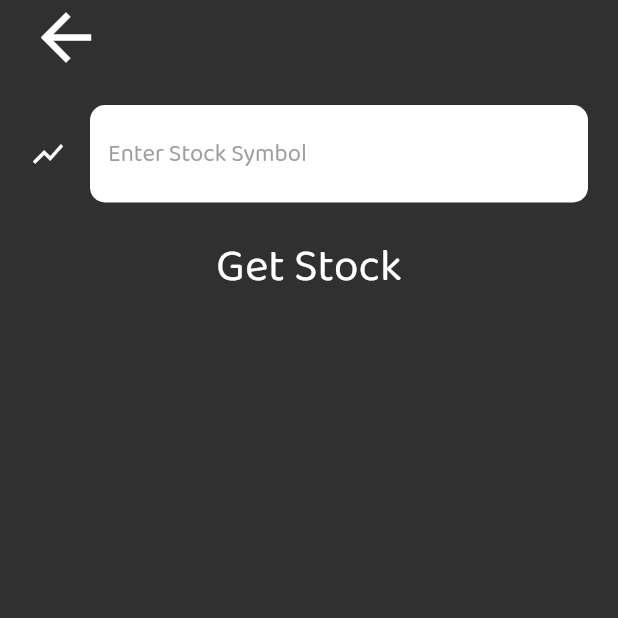
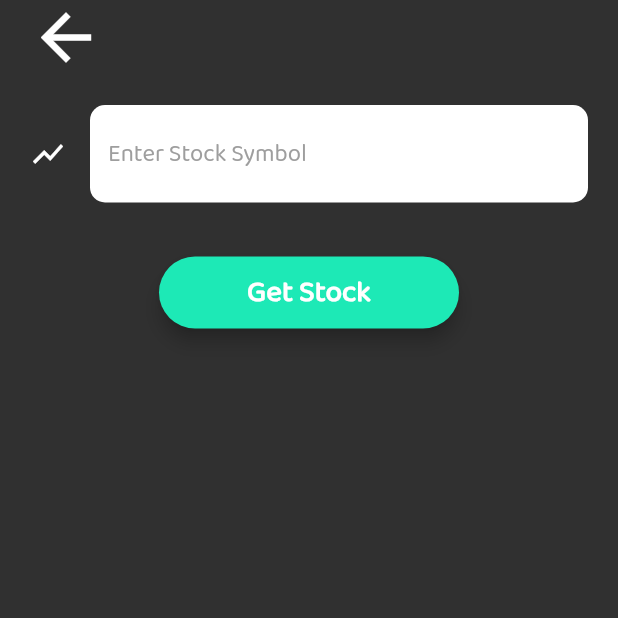
Before and after one commit to tzcliff/Stock-Ticker, a Flutter app: the SearchStockScreen screen opened by its route, on a phone screen of 412 x 824 dp, the top half of it. Run offline on Flutter 3.47's test engine with Material 2 defaults, Android fonts, the phone set to English and light mode, and no system bars; drawn by our look-alikes of flutter_typeahead; our stand-ins replace animated_text_kit, firebase_auth, modal_progress_hud, syncfusion_flutter_charts; accounts and stored records are empty.

Commit message:
model creation and Redesign get stock button

```diff
--- a/flutter_module/lib/screens/model_screen.dart
+++ b/flutter_module/lib/screens/model_screen.dart
@@ -40,7 +40,9 @@ class ModelScreen extends StatelessWidget {
           child: ListView.builder(
             itemCount: Provider.of<ModelData>(context).modelsCount,
             itemBuilder: (context, index) {
-              final model = Provider.of<ModelData>(context).models[index];
+              //print(Provider.of<ModelData>(context).modelsCount);
+              final Model model = Provider.of<ModelData>(context).models[index];
+              //print(model.name);
               return ModelItem(name: model.name);
             },
           ),
--- a/flutter_module/lib/screens/search_stock_screen.dart
+++ b/flutter_module/lib/screens/search_stock_screen.dart
@@ -4,6 +4,7 @@ import 'package:fluttermodule/constants.dart';
 import 'package:fluttermodule/screens/stock_info_screen.dart';
 import 'package:fluttermodule/services/stock_service.dart';
 import 'package:flutter_typeahead/flutter_typeahead.dart';
+import 'package:fluttermodule/components/rounded_button.dart';
 
 class SearchStockScreen extends StatefulWidget {
   static String id = 'search_stock_screen';
@@ -64,7 +65,9 @@ class _SearchStockScreenState extends State<SearchStockScreen> {
                   },
                 ),
               ),
-              FlatButton(
+              RoundedButton(
+                title: 'Get Stock',
+                color: Colors.tealAccent.shade400,
                 onPressed: () async {
                   if (stockSymbol != null) {
                     print(stockSymbol);
@@ -78,11 +81,7 @@ class _SearchStockScreenState extends State<SearchStockScreen> {
                     }));
                   }
                 },
-                child: Text(
-                  'Get Stock',
-                  style: kSearchButtonTextStyle,
-                ),
-              ),
+              )
             ],
           ),
         ),
```
Also changed, not shown: flutter_module/lib/main.dart (+2 -35 lines), flutter_module/lib/screens/add_model_screen.dart (+17 -12 lines).
